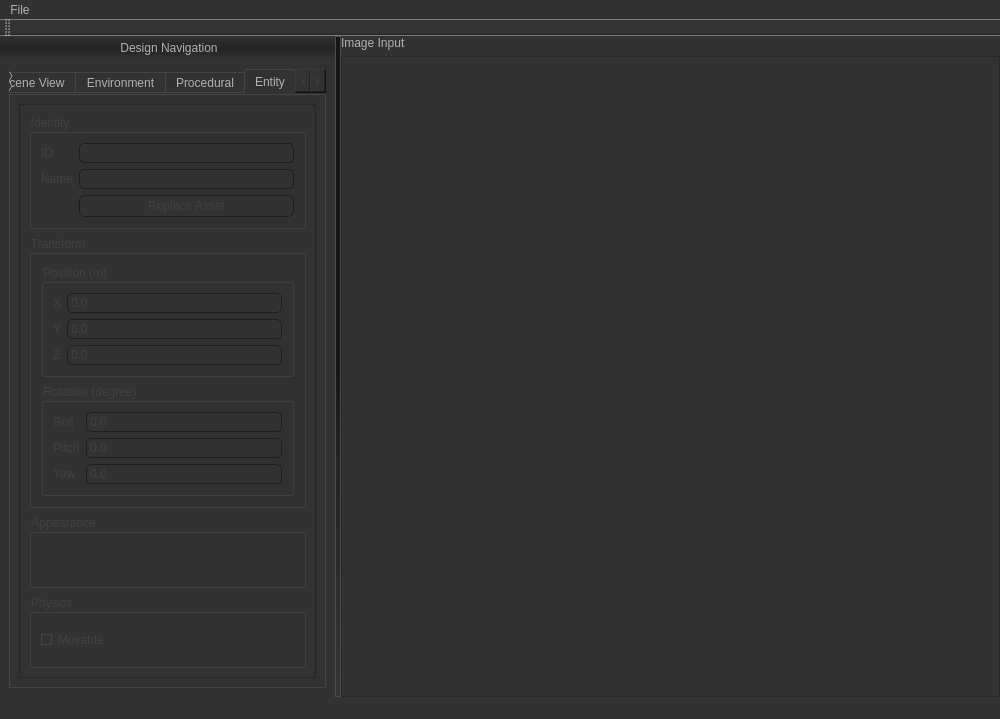
The window that editor/window_editor.ui (e8yes/e8yes-terrain) describes before a commit, drawn with Qt 5.
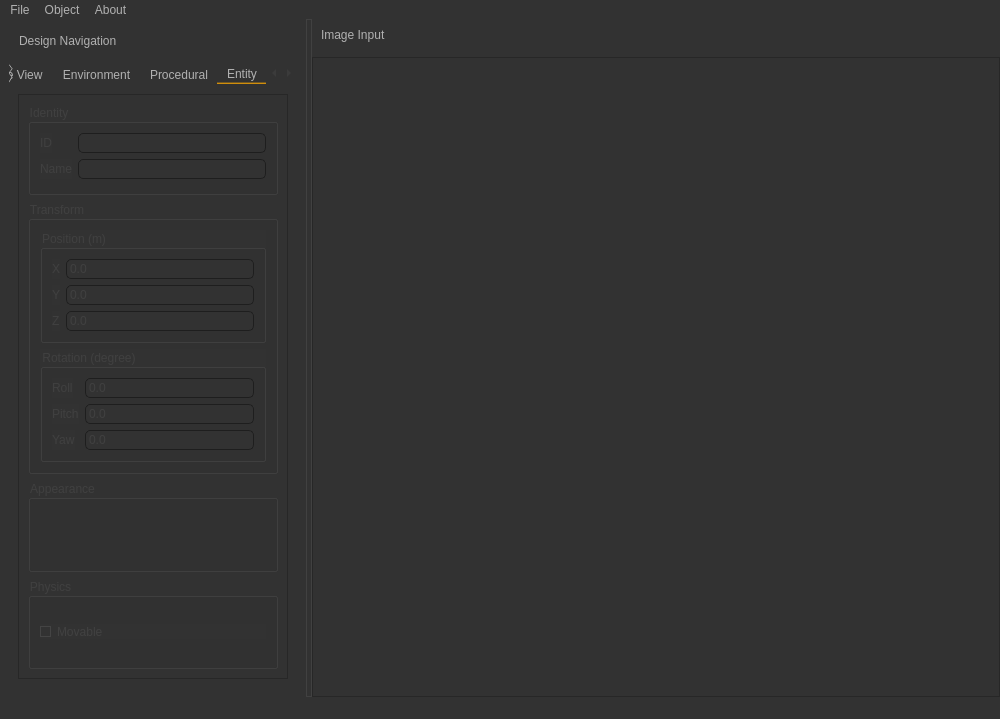
The same window after the commit. The open tabs and pages were chosen to show the change. Icons and pictures are not drawn.

Commit message: 1. Adds buttons to the menu bar to allow for scene object addition. 2. Updates the skin QSS. 3. Display window being a top-level window makes the UX very clumbersome. Changes it to a normal window instead.

```diff
--- a/editor/window_editor.ui
+++ b/editor/window_editor.ui
@@ -91,12 +91,6 @@
     background-color: #323232;
 }
 
-QAbstractItemView
-{
-    background-color: QLinearGradient( x1: 0, y1: 0, x2: 0, y2: 1, stop: 0 #4d4d4d, stop: 0.1 #646464, stop: 1 #5d5d5d);
-    /*background-color: darkgray;*/
-}
-
 QWidget:focus
 {
     /*border: 2px solid QLinearGradient( x1: 0, y1: 0, x2: 0, y2: 1, stop: 0 #ffa02f, stop: 1 #d7801a);*/
@@ -234,17 +228,17 @@
 
 QScrollBar:vertical
 {
-      background: QLinearGradient( x1: 0, y1: 0, x2: 1, y2: 0, stop: 0.0 #121212, stop: 0.2 #282828, stop: 1 #484848);
-      width: 7px;
-      margin: 16px 0 16px 0;
-      border: 1px solid #222222;
+    background: QLinearGradient( x1: 0, y1: 0, x2: 1, y2: 0, stop: 0.0 #121212, stop: 0.2 #282828, stop: 1 #484848);
+    width: 7px;
+    margin: 16px 0 16px 0;
+    border: 1px solid #222222;
 }
 
 QScrollBar::handle:vertical
 {
-      background: QLinearGradient( x1: 0, y1: 0, x2: 0, y2: 1, stop: 0 #ffa02f, stop: 0.5 #d7801a, stop: 1 #ffa02f);
-      min-height: 20px;
-      border-radius: 2px;
+    background: QLinearGradient( x1: 0, y1: 0, x2: 0, y2: 1, stop: 0 #ffa02f, stop: 0.5 #d7801a, stop: 1 #ffa02f);
+    min-height: 20px;
+    border-radius: 2px;
 }
 
 QScrollBar::add-line:vertical
@@ -293,10 +287,16 @@
 
 QHeaderView::section
 {
-    background-color: QLinearGradient(x1:0, y1:0, x2:0, y2:1, stop:0 #616161, stop: 0.5 #505050, stop: 0.6 #434343, stop:1 #656565);
-    color: white;
+    /* background-color: QLinearGradient(x1:0, y1:0, x2:0, y2:1, stop:0 #323232, stop: 0.5 #303030, stop:1 #323232); */
+    background-color: #323232;
+    border: none;
+    color: grey;
     padding-left: 4px;
-    border: 1px solid #6c6c6c;
+}
+
+QAbstractItemView 
+{
+    border: none;
 }
 
 QCheckBox:disabled
@@ -306,11 +306,11 @@
 
 QDockWidget::title
 {
-    text-align: center;
+    text-align: left;
     spacing: 3px; /* spacing between items in the tool bar */
-  	padding-top: 5px;
-  	padding-bottom: 5px;
-    background-color: QLinearGradient(x1:0, y1:0, x2:0, y2:1, stop:0 #323232, stop: 0.5 #242424, stop:1 #323232);
+  	padding-top: 10px;
+    padding-bottom: 0px;
+    padding-left: 15%;
 }
 
 QDockWidget::close-button, QDockWidget::float-button
@@ -332,17 +332,19 @@
 
 QMainWindow::separator
 {
-    background-color: QLinearGradient(x1:0, y1:0, x2:0, y2:1, stop:0 #161616, stop: 0.5 #151515, stop: 0.6 #212121, stop:1 #343434);
+    /* background-color: QLinearGradient(x1:0, y1:0, x2:0, y2:1, stop:0 #161616, stop: 0.5 #151515, stop: 0.6 #212121, stop:1 #343434); */
+    background-color: #323232;
     color: white;
     padding-left: 4px;
-    border: 1px solid #4c4c4c;
+    border: 1px solid #414141; 
     spacing: 3px; /* spacing between items in the tool bar */
 }
 
 QMainWindow::separator:hover
 {
 
-    background-color: QLinearGradient(x1:0, y1:0, x2:0, y2:1, stop:0 #d7801a, stop:0.5 #b56c17 stop:1 #ffa02f);
+    /* background-color: QLinearGradient(x1:0, y1:0, x2:0, y2:1, stop:0 #d7801a, stop:0.5 #b56c17 stop:1 #ffa02f); */
+    background-color: #ffa02f;
     color: white;
     padding-left: 4px;
     border: 1px solid #6c6c6c;
@@ -381,8 +383,9 @@
 
 QTabBar::tab {
     color: #b1b1b1;
-    border: 1px solid #444;
-    border-bottom-style: none;
+    /* border: 1px solid #444; 
+    border-bottom-style: none; */
+    border: none;
     background-color: #323232;
     padding-left: 10px;
     padding-right: 10px;
@@ -391,8 +394,13 @@
     margin-right: -1px;
 }
 
+QTabBar QToolButton {
+    border: none;
+}
+
 QTabWidget::pane {
-    border: 1px solid #444;
+    /* border: 1px solid #444; */
+    border: none;
     top: 1px;
 }
 
@@ -404,9 +412,7 @@
 
 QTabBar::tab:first:!selected
 {
- margin-left: 0px; /* the last selected tab has nothing to overlap with on the right */
-
-
+    margin-left: 0px; /* the last selected tab has nothing to overlap with on the right */
     border-top-left-radius: 3px;
 }
 
@@ -415,23 +421,23 @@
     color: #b1b1b1;
     border-bottom-style: solid;
     margin-top: 3px;
-    background-color: QLinearGradient(x1:0, y1:0, x2:0, y2:1, stop:1 #212121, stop:.4 #343434);
+    /* background-color: QLinearGradient(x1:0, y1:0, x2:0, y2:1, stop:1 #212121, stop:.4 #343434); */
 }
 
 QTabBar::tab:selected
 {
     border-top-left-radius: 3px;
     border-top-right-radius: 3px;
+    background-color: QLinearGradient(x1:0, y1:0, x2:0, y2:1, stop:0 #323232, stop:0.9 #323232, stop:1 #ffaa00);
     margin-bottom: 0px;
 }
 
 QTabBar::tab:!selected:hover
 {
-    /*border-top: 2px solid #ffaa00;
-    padding-bottom: 3px;*/
     border-top-left-radius: 3px;
     border-top-right-radius: 3px;
-    background-color: QLinearGradient(x1:0, y1:0, x2:0, y2:1, stop:1 #212121, stop:0.4 #343434, stop:0.2 #343434, stop:0.1 #ffaa00);
+    background-color: QLinearGradient(x1:0, y1:0, x2:0, y2:1, stop:0 #ffaa00, stop:0.9 #ffaa00, stop:1 #242424);
+    color: black;
 }
 
 QRadioButton::indicator:checked, QRadioButton::indicator:unchecked{
@@ -496,10 +502,16 @@
      <number>0</number>
     </property>
     <item>
-     <widget class="QLabel" name="image_input_label">
-      <property name="text">
-       <string>Image Input</string>
-      </property>
+     <widget class="QWidget" name="widget" native="true">
+      <layout class="QVBoxLayout" name="verticalLayout_19">
+       <item>
+        <widget class="QLabel" name="image_input_label">
+         <property name="text">
+          <string>Image Input</string>
+         </property>
+        </widget>
+       </item>
+      </layout>
      </widget>
     </item>
     <item>
@@ -531,30 +543,44 @@
      <addaction name="action_new_scene_flat"/>
      <addaction name="action_new_scene_octree"/>
     </widget>
-    <widget class="QMenu" name="menu_add_scene_object">
-     <property name="enabled">
-      <bool>false</bool>
-     </property>
-     <property name="title">
-      <string>Add Scene Object</string>
-     </property>
-     <addaction name="action_from_gltf_file"/>
-     <addaction name="separator"/>
-     <addaction name="action_triangle"/>
-     <addaction name="action_box"/>
-     <addaction name="action_sphere"/>
-     <addaction name="action_cornell_room"/>
-    </widget>
     <addaction name="menu_new_scene"/>
     <addaction name="action_open_scene"/>
     <addaction name="action_save_scene"/>
     <addaction name="action_close_scene"/>
     <addaction name="separator"/>
-    <addaction name="menu_add_scene_object"/>
-    <addaction name="separator"/>
     <addaction name="action_exit"/>
    </widget>
+   <widget class="QMenu" name="menu_object">
+    <property name="title">
+     <string>Object</string>
+    </property>
+    <widget class="QMenu" name="menu_add_scene_object">
+     <property name="title">
+      <string>Add Scene Object</string>
+     </property>
+     <addaction name="action_add_gltf_file"/>
+     <addaction name="action_add_obj_file"/>
+    </widget>
+    <widget class="QMenu" name="menu_add_procedural_object">
+     <property name="title">
+      <string>Add Procedural Object</string>
+     </property>
+     <addaction name="action_add_plane"/>
+     <addaction name="action_add_box"/>
+     <addaction name="action_add_sphere"/>
+    </widget>
+    <addaction name="menu_add_scene_object"/>
+    <addaction name="menu_add_procedural_object"/>
+   </widget>
+   <widget class="QMenu" name="menu_about">
+    <property name="title">
+     <string>About</string>
+    </property>
+    <addaction name="action_about_this_software"/>
+   </widget>
    <addaction name="menu_file"/>
+   <addaction name="menu_object"/>
+   <addaction name="menu_about"/>
   </widget>
   <widget class="QDockWidget" name="design_nav_dock">
    <property name="features">
@@ -586,6 +612,9 @@
         <layout class="QVBoxLayout" name="verticalLayout_4">
          <item>
           <widget class="QTreeWidget" name="scene_view_tree_widget">
+           <property name="enabled">
+            <bool>false</bool>
+           </property>
            <property name="columnCount">
             <number>2</number>
            </property>
@@ -618,7 +647,7 @@
              <rect>
               <x>0</x>
               <y>0</y>
-              <width>376</width>
+              <width>326</width>
               <height>695</height>
              </rect>
             </property>
@@ -718,13 +747,6 @@
                      </property>
                     </widget>
                    </item>
-                   <item>
-                    <widget class="QLineEdit" name="sky_box_path_edit">
-                     <property name="enabled">
-                      <bool>false</bool>
-                     </property>
-                    </widget>
-                   </item>
                   </layout>
                  </widget>
                 </item>
@@ -946,8 +968,8 @@
              <rect>
               <x>0</x>
               <y>0</y>
-              <width>383</width>
-              <height>563</height>
+              <width>333</width>
+              <height>574</height>
              </rect>
             </property>
             <layout class="QVBoxLayout" name="verticalLayout_16">
@@ -964,13 +986,6 @@
                   </property>
                  </widget>
                 </item>
-                <item row="1" column="0">
-                 <widget class="QLabel" name="entity_name_label">
-                  <property name="text">
-                   <string>Name</string>
-                  </property>
-                 </widget>
-                </item>
                 <item row="0" column="1">
                  <widget class="QLineEdit" name="entity_id_edit">
                   <property name="readOnly">
@@ -978,16 +993,16 @@
                   </property>
                  </widget>
                 </item>
+                <item row="1" column="0">
+                 <widget class="QLabel" name="entity_name_label">
+                  <property name="text">
+                   <string>Name</string>
+                  </property>
+                 </widget>
+                </item>
                 <item row="1" column="1">
                  <widget class="QLineEdit" name="entity_name_edit"/>
                 </item>
-                <item row="2" column="1">
-                 <widget class="QPushButton" name="entity_replace_asset_button">
-                  <property name="text">
-                   <string>Replace Asset</string>
-                  </property>
-                 </widget>
-                </item>
                </layout>
               </widget>
              </item>
@@ -1146,8 +1161,8 @@
              <rect>
               <x>0</x>
               <y>0</y>
-              <width>383</width>
-              <height>563</height>
+              <width>333</width>
+              <height>574</height>
              </rect>
             </property>
             <layout class="QVBoxLayout" name="verticalLayout_14">
@@ -1261,8 +1276,8 @@
              <rect>
               <x>0</x>
               <y>0</y>
-              <width>383</width>
-              <height>563</height>
+              <width>333</width>
+              <height>574</height>
              </rect>
             </property>
             <layout class="QVBoxLayout" name="verticalLayout_15">
@@ -1382,17 +1397,6 @@
    </widget>
   </widget>
   <widget class="QStatusBar" name="status_bar"/>
-  <widget class="QToolBar" name="tool_bar">
-   <property name="windowTitle">
-    <string>toolBar</string>
-   </property>
-   <attribute name="toolBarArea">
-    <enum>TopToolBarArea</enum>
-   </attribute>
-   <attribute name="toolBarBreak">
-    <bool>false</bool>
-   </attribute>
-  </widget>
   <action name="action_open_scene">
    <property name="text">
     <string>Open Scene</string>
@@ -1423,14 +1427,6 @@
     <string>Ctrl+W</string>
    </property>
   </action>
-  <action name="action_load_cornell_box_scene_object">
-   <property name="enabled">
-    <bool>false</bool>
-   </property>
-   <property name="text">
-    <string>Load Cornell Box Scene Object</string>
-   </property>
-  </action>
   <action name="action_exit">
    <property name="text">
     <string>Exit</string>
@@ -1449,29 +1445,34 @@
     <string>Octree</string>
    </property>
   </action>
-  <action name="action_from_gltf_file">
+  <action name="action_add_gltf_file">
    <property name="text">
-    <string>From glTF file</string>
+    <string>glTF File</string>
    </property>
   </action>
-  <action name="action_triangle">
+  <action name="action_add_obj_file">
    <property name="text">
-    <string>Triangle</string>
+    <string>Obj File</string>
    </property>
   </action>
-  <action name="action_box">
+  <action name="action_add_plane">
+   <property name="text">
+    <string>Plane</string>
+   </property>
+  </action>
+  <action name="action_add_box">
    <property name="text">
     <string>Box</string>
    </property>
   </action>
-  <action name="action_sphere">
+  <action name="action_add_sphere">
    <property name="text">
     <string>Sphere</string>
    </property>
   </action>
-  <action name="action_cornell_room">
+  <action name="action_about_this_software">
    <property name="text">
-    <string>Cornell Room</string>
+    <string>This Software</string>
    </property>
   </action>
  </widget>
```
The commit also changes 1 other file.
